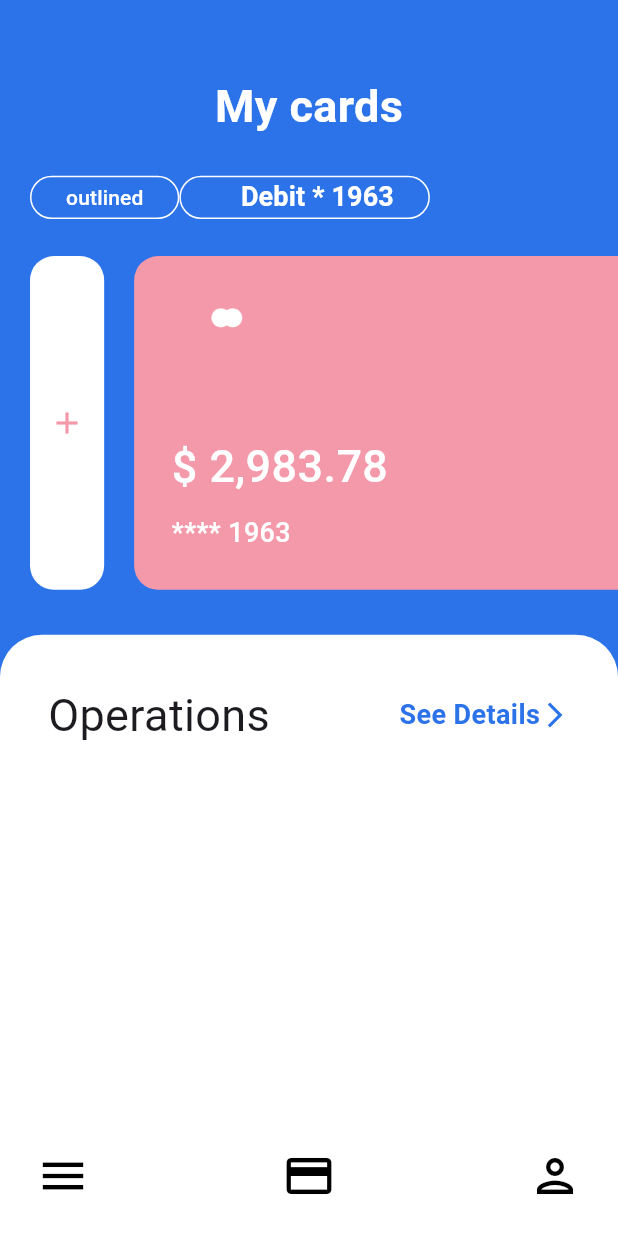
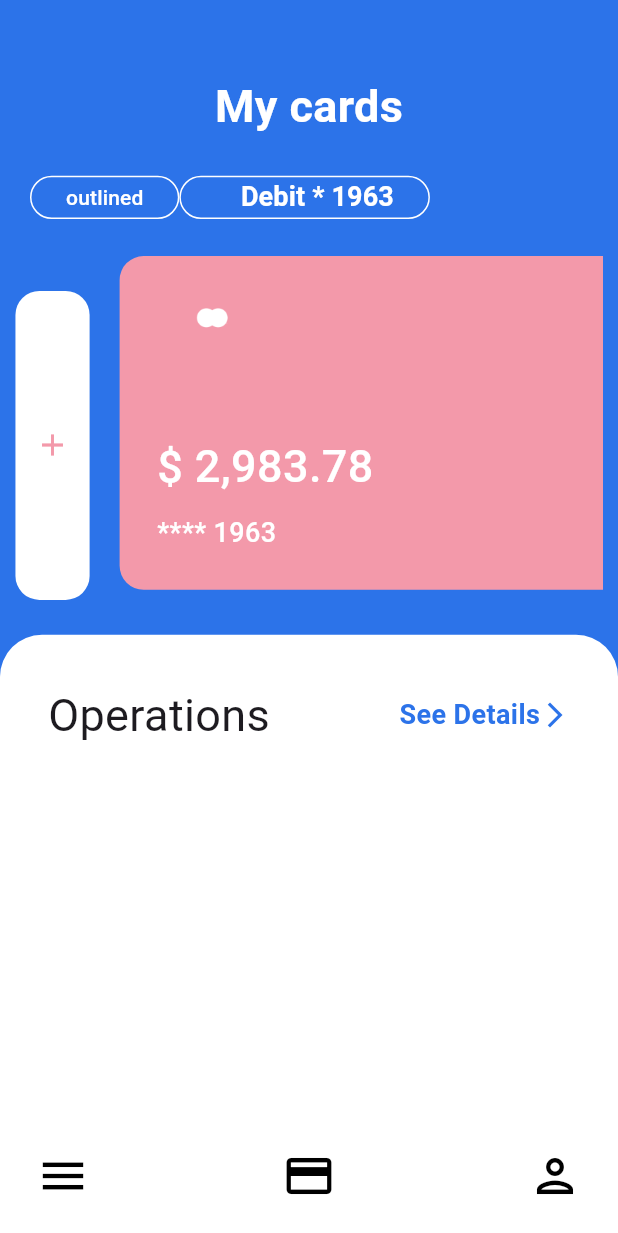
Before and after one commit to MarcosPauloo/Banco-App---Test, a Flutter app: the screen it shows after launch, on a phone screen of 412 x 824 dp. Shown: the top 1233 px of the screen. Run offline on Flutter 3.47's test engine with Material 2 defaults, Android fonts, the phone set to English and light mode, and no system bars.

Commit message:
começando processo de adicionar cartao

```diff
--- a/lib/home/layoutHome.dart
+++ b/lib/home/layoutHome.dart
@@ -13,6 +13,7 @@ class MyHomePage extends StatefulWidget {
 }
 
 class _MyHomePageState extends State<MyHomePage> {
+  List<CardHome> cardHome = [CardHome(), CardHome(), CardHome()];
   @override
   Widget build(BuildContext context) {
     final heightDevice = MediaQuery.of(context).size.height;
@@ -65,19 +66,23 @@ class _MyHomePageState extends State<MyHomePage> {
             SizedBox(
               height: heightDevice * 0.03,
             ),
+            Row(
+              //crossAxisAlignment: CrossAxisAlignment.center,
+              mainAxisAlignment: MainAxisAlignment.center,
+              children: [
+                MoreCard(),
                 Container(
+                  width: widthDevice * 0.83,
                   height: heightDevice * 0.27,
                   margin: EdgeInsets.only(bottom: 30),
-              child: ListView(
+                  child: ListView.builder(
                       scrollDirection: Axis.horizontal,
-                children: [
-                  SizedBox(
-                    width: 20,
+                      itemCount: cardHome.length,
+                      itemBuilder: (context, index) {
+                        return cardHome[index];
+                      }),
                 ),
-                  MoreCard(),
-                  CardHome(),
               ],
-              ),
             ),
             Expanded(child: GeneralDetaisHome()),
           ],
```
Also changed, not shown: lib/home/componentsHome/moreCard.dart (+85 -1 lines). Lines whose indentation alone changed are shown as unchanged.
